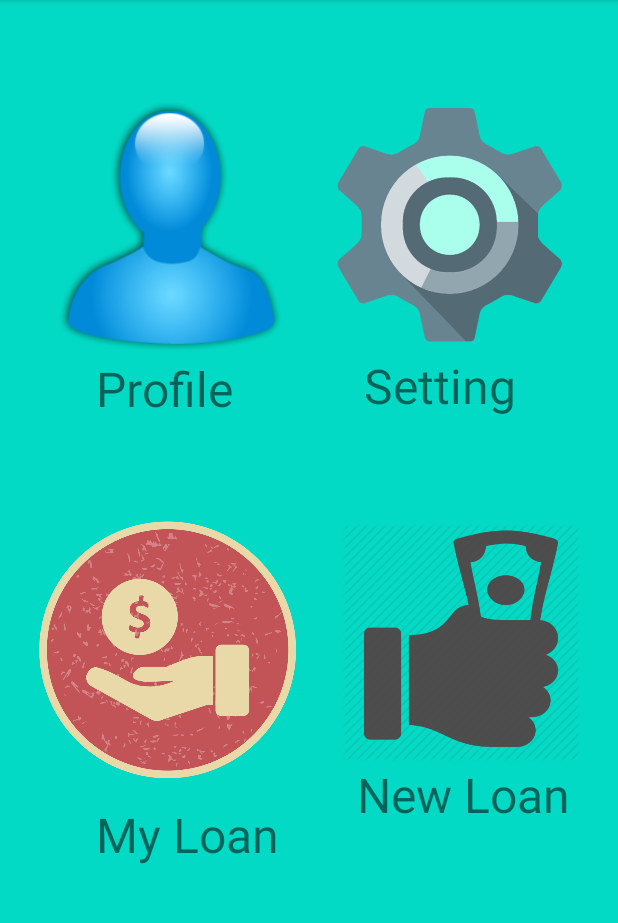
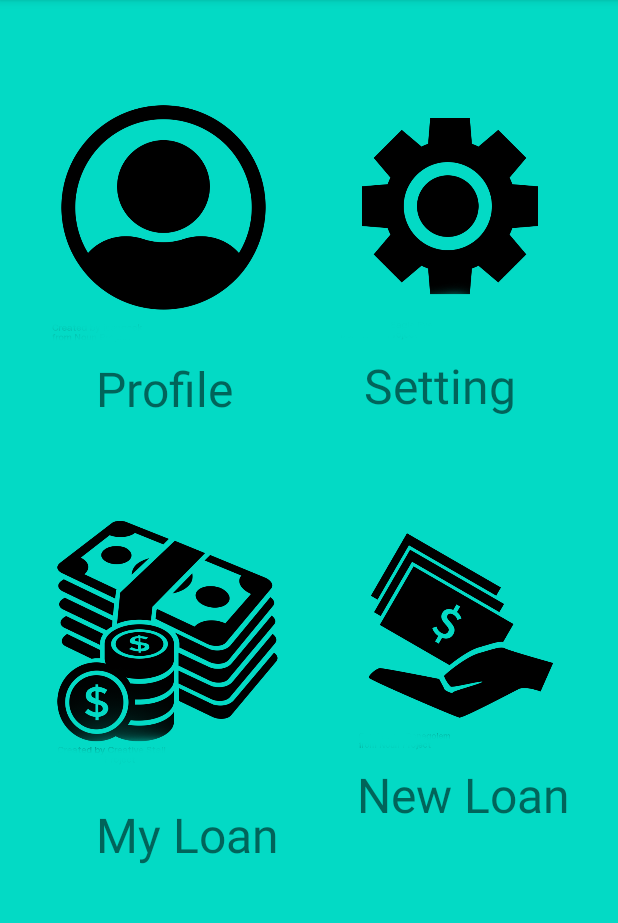
Before and after one commit to FarhadMohamad/loan-and-repay-android, an Android app: the MainActivity screen opened directly, with no data from a screen before it, on a phone screen of 412 x 824 dp, the part 84-1007 px from its top. Run offline under Robolectric (Android 15) with nearby library versions, the phone set to English and light mode, and no system bars.

Commit message:
new icons uploaded

```diff
--- a/app/src/main/res/layout/activity_main.xml
+++ b/app/src/main/res/layout/activity_main.xml
@@ -79,7 +79,7 @@ android:background="@color/colorAccent"
         android:layout_marginEnd="16dp"
         app:layout_constraintEnd_toEndOf="parent"
         app:layout_constraintTop_toTopOf="parent"
-        app:srcCompat="@drawable/gear" />
+        app:srcCompat="@drawable/settting" />
 
     <ImageView
         android:id="@+id/imageView3"
@@ -91,7 +91,7 @@ android:background="@color/colorAccent"
         app:layout_constraintHorizontal_bias="1.0"
         app:layout_constraintStart_toStartOf="parent"
         app:layout_constraintTop_toTopOf="parent"
-        app:srcCompat="@drawable/profile" />
+        app:srcCompat="@drawable/profile1" />
 
     <ImageView
         android:id="@+id/imageView4"
@@ -103,7 +103,7 @@ android:background="@color/colorAccent"
         app:layout_constraintEnd_toEndOf="parent"
         app:layout_constraintTop_toBottomOf="@+id/imageView2"
         app:layout_constraintVertical_bias="0.075"
-        app:srcCompat="@drawable/repay" />
+        app:srcCompat="@drawable/repayyyy" />
 
     <ImageView
         android:id="@+id/imageView5"
@@ -116,7 +116,7 @@ android:background="@color/colorAccent"
         app:layout_constraintStart_toStartOf="parent"
         app:layout_constraintTop_toBottomOf="@+id/imageView3"
         app:layout_constraintVertical_bias="0.219"
-        app:srcCompat="@drawable/myloanj" />
+        app:srcCompat="@drawable/myloanss" />
 
 
 </androidx.constraintlayout.widget.ConstraintLayout>
```
Also changed, not shown: app/src/main/res/drawable/myloanss.png (added), app/src/main/res/drawable/profile1.png (added), app/src/main/res/drawable/repayyyy.png (added), app/src/main/res/drawable/settting.png (added).
